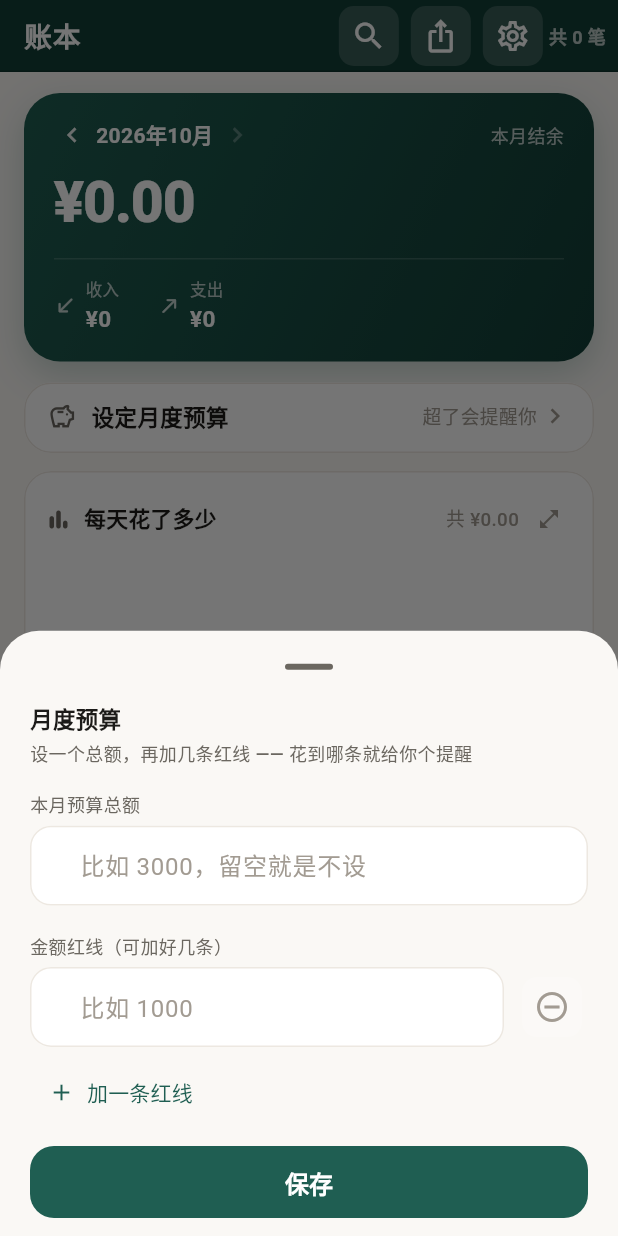
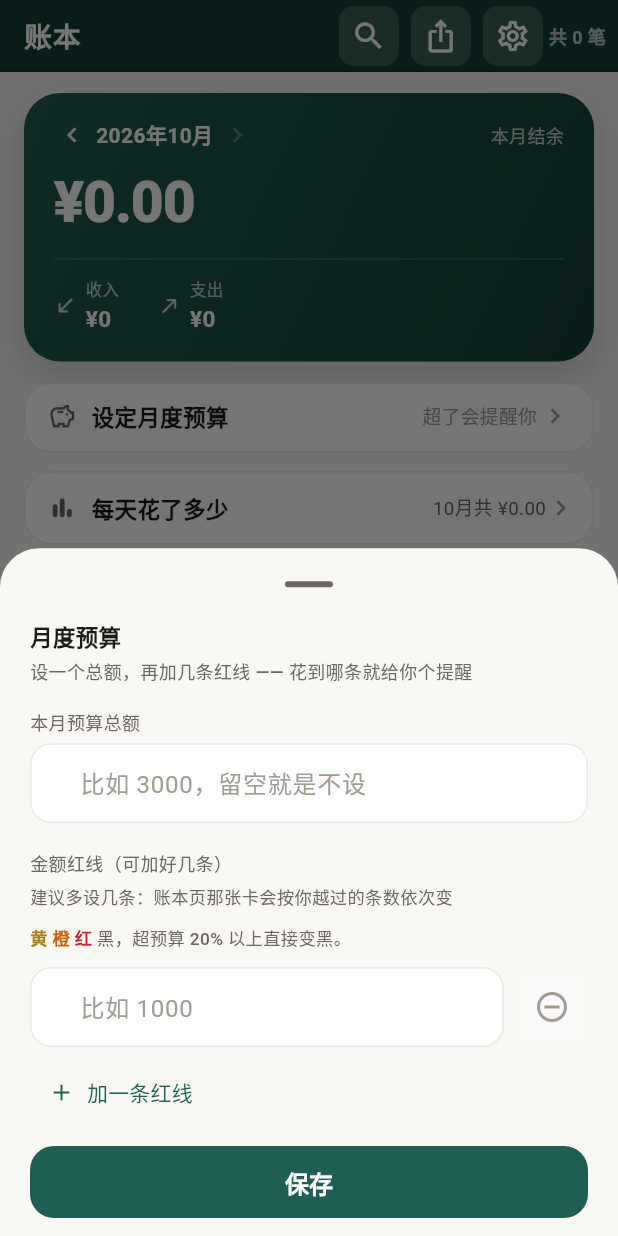
Before and after one commit to kkzz91/RiBei, a Flutter app: the LedgerScreen screen opened directly, after a tap on the "chevron left" icon, after a tap on the "chevron right" icon, after a tap on "设定月度预算", on a phone screen of 412 x 824 dp. Run offline on Flutter 3.47's test engine with Material 3 defaults, Android fonts, the phone set to English and light mode, and no system bars; our stand-ins replace fl_chart, flutter_local_notifications, share_plus, shared_preferences, sqflite, timezone; missing offline and left inert: lunar; accounts and stored records are empty.

Commit message:
v1.6.19：账本页每日图恢复成一行入口、黑档改 120%、预算设置里加一句提示
用户 3 条：

1. 账本页（主页）那个「每天花了多少」上一版被我放大成一张图了 —— 用户：
   "不用改呀，你改那么大干什么，只要在流水加一个这个就够了"。
   ⇒ **恢复成 v1.6.17 的一行入口**（`_DailyChartEntry`，点进去看大图）；
   统计页那张内联图保留（那是明确要"可以直接查看"的）。

2. 黑档门槛：`BudgetStatus.blackOverRatio` 1.10 → **1.20**（超预算 20% 以上才变黑）。
   5 条档位单测跟着改了边界值（正好 120% 还不算黑，要"超过"）。

3. 预算设置弹层里加了一行小字提醒（用户："提醒一下大家多设几条更好，是几条会有颜色变化，
   有一行小字提醒一下，这样这个功能起码给大家用起来，不要忘记"）：
   "建议多设几条：账本页那张卡会按你越过的条数依次变 **黄 橙 红 黑**，超预算 20% 以上直接变黑。"
   "黄橙红"三个字直接用各自的颜色写出来，看提示就能看懂。

预览工具加了「预算设置弹层」一张，黑档用例按 120% 重算（215/175=123%）。
**131 个测试全过、analyze 零告警**；APK 已出包核对（versionCode 38、签名不变）并归档。

```diff
--- a/lib/models/budget.dart
+++ b/lib/models/budget.dart
@@ -92,12 +92,11 @@ class BudgetStatus {
     return spent > max ? spent : max;
   }
 
-  /// **超出预算多少算"黑档"**：超支超过一成。
+  /// **超出预算多少算"黑档"**：超支超过两成（120%）。
   ///
-  /// 用户 v1.6.18："黑色触发...一般人设的那个目标金额本身就是最后一条红线了，
-  /// 所以不用强制用户去设一条超过预算的红线" —— 所以黑档不再要求"有红线设在总额之外"，
-  /// 改成**看超出预算的比例**。
-  static const blackOverRatio = 1.10;
+  /// 用户 v1.6.18："不用强制用户去设一条超过预算的红线" —— 黑档改成看比例；
+  /// v1.6.19 又把门槛从 110% 调成 **120%**（"超过百分之 20 再变黑比较好"）。
+  static const blackOverRatio = 1.20;
 
   /// 有没有把预算**超出一成以上**（黑档的触发条件）
   bool get farOverBudget =>
--- a/lib/screens/ledger_screen.dart
+++ b/lib/screens/ledger_screen.dart
@@ -7,7 +7,6 @@ import '../theme/app_theme.dart';
 import '../utils/haptics.dart';
 import '../widgets/app_toast.dart';
 import '../widgets/budget_card.dart';
-import '../widgets/daily_spend_chart.dart';
 import '../widgets/empty_state.dart';
 import '../widgets/pay_tag.dart';
 import '../widgets/pressable.dart';
@@ -159,12 +158,12 @@ class _LedgerScreenState extends State<LedgerScreen> {
           // 本月预算（总额 + 用户自己设的那几条金额红线）
           BudgetCard(monthExpense: ledger.expenseOf(_month)),
           const SizedBox(height: 12),
-          // 「每天花了多少」：**内联就能看**（用户 v1.6.18：不用点开），
-          // 右上角那个小按钮才通向大图（可滑动看某天、下面还有按天表格）
-          DailySpendChart(
+          // 账本页这里**只留一行入口**（用户 v1.6.19："主页那个不用改、不用搞那么大"）。
+          // 想直接看每日图的去「统计」页，那里有一张内联的。
+          _DailyChartEntry(
             month: _month,
-            records: ledger.records,
-            onExpand: () => Navigator.of(context).push(
+            total: ledger.expenseOf(_month),
+            onTap: () => Navigator.of(context).push(
               MaterialPageRoute<void>(
                 builder: (_) => DailyChartScreen(
                   month: _month,
@@ -388,6 +387,61 @@ class _MiniStat extends StatelessWidget {
 
 // ---------------------------------------------------------------- 流水
 
+/// 账本页上通往「每天花了多少」大图的那一行。
+///
+/// 用户 v1.6.19："主页那个不用改、不用搞那么大" —— 所以账本页就保留这一行，
+/// **不要再把它换成大图**；想直接看图的在「统计」页（那里有一张内联的）。
+class _DailyChartEntry extends StatelessWidget {
+  const _DailyChartEntry({
+    required this.month,
+    required this.total,
+    required this.onTap,
+  });
+
+  final DateTime month;
+  final double total;
+  final VoidCallback onTap;
+
+  @override
+  Widget build(BuildContext context) {
+    final p = context.palette;
+    return Material(
+      color: p.card,
+      clipBehavior: Clip.antiAlias,
+      shape: RoundedRectangleBorder(
+        borderRadius: BorderRadius.circular(18),
+        side: BorderSide(color: p.line),
+      ),
+      child: InkWell(
+        onTap: onTap,
+        child: Padding(
+          padding: const EdgeInsets.fromLTRB(16, 14, 12, 14),
+          child: Row(
+            children: [
+              Icon(Icons.bar_chart_rounded, size: 19, color: p.inkSoft),
+              const SizedBox(width: 10),
+              Text(
+                '每天花了多少',
+                style: TextStyle(
+                  fontSize: 15,
+                  fontWeight: FontWeight.w600,
+                  color: p.ink,
+                ),
+              ),
+              const Spacer(),
+              Text(
+                '${month.month}月共 ${formatMoney(total)}',
+                style: TextStyle(fontSize: 12.5, color: p.inkSoft),
+              ),
+              Icon(Icons.chevron_right, size: 20, color: p.inkFaint),
+            ],
+          ),
+        ),
+      ),
+    );
+  }
+}
+
 class _DayGroup extends StatelessWidget {
   const _DayGroup({
     required this.day,
--- a/lib/widgets/budget_card.dart
+++ b/lib/widgets/budget_card.dart
@@ -416,6 +416,54 @@ class _BudgetSheetState extends State<_BudgetSheet> {
             _AmountField(controller: _total, hint: '比如 3000，留空就是不设'),
             const SizedBox(height: 18),
             const _FieldLabel('金额红线（可加好几条）'),
+            // 用户 v1.6.19："在设置额度那里提醒一下大家多设几条更好，是几条会有颜色变化，
+            // 有一行小字提醒一下" —— 不然这个功能很容易被忽略掉。
+            Padding(
+              padding: const EdgeInsets.only(bottom: 10),
+              child: Text(
+                '建议多设几条：账本页那张卡会按你越过的条数依次变',
+                style: AppText.label(context).copyWith(
+                  fontSize: 11.5,
+                  height: 1.45,
+                ),
+              ),
+            ),
+            Row(
+              children: [
+                Text(
+                  '黄 ',
+                  style: TextStyle(
+                    fontSize: 11.5,
+                    fontWeight: FontWeight.w700,
+                    color: const Color(0xFFA8801A),
+                  ),
+                ),
+                Text(
+                  '橙 ',
+                  style: TextStyle(
+                    fontSize: 11.5,
+                    fontWeight: FontWeight.w700,
+                    color: const Color(0xFFC4620F),
+                  ),
+                ),
+                Text(
+                  '红 ',
+                  style: TextStyle(
+                    fontSize: 11.5,
+                    fontWeight: FontWeight.w700,
+                    color: const Color(0xFFC62828),
+                  ),
+                ),
+                Text(
+                  '黑，超预算 20% 以上直接变黑。',
+                  style: AppText.label(context).copyWith(
+                    fontSize: 11.5,
+                    height: 1.45,
+                  ),
+                ),
+              ],
+            ),
+            const SizedBox(height: 10),
             // 可能不止一屏，所以这块自己滚
             Flexible(
               child: ListView.separated(
--- a/pubspec.yaml
+++ b/pubspec.yaml
@@ -16,7 +16,7 @@ publish_to: 'none' # Remove this line if you wish to publish to pub.dev
 # https://developer.apple.com/library/archive/documentation/General/Reference/InfoPlistKeyReference/Articles/CoreFoundationKeys.html
 # In Windows, build-name is used as the major, minor, and patch parts
 # of the product and file versions while build-number is used as the build suffix.
-version: 1.6.18+37
+version: 1.6.19+38
 
 environment:
   sdk: ^3.13.3
--- a/tools/preview_screens.dart
+++ b/tools/preview_screens.dart
@@ -360,8 +360,8 @@ void main() {
     'ledger_orange': BudgetPlan(total: 3000, tiers: <double>[100, 200]),
     // 红：超预算但没超过一成
     'ledger_red': BudgetPlan(total: 200, tiers: <double>[100, 200]),
-    // 黑：超预算一成以上（215 / 190 = 113%）
-    'ledger_black': BudgetPlan(total: 190, tiers: <double>[100]),
+    // 黑：超预算两成以上（215 / 175 = 123%）
+    'ledger_black': BudgetPlan(total: 175, tiers: <double>[100]),
   };
   for (final entry in budgetCases.entries) {
     testWidgets('账本（预算档位 ${entry.key}）', (tester) async {
@@ -390,6 +390,41 @@ void main() {
       );
     });
   }
+
+  testWidgets('预算设置弹层', (tester) async {
+    // ignore: invalid_use_of_visible_for_testing_member
+    SharedPreferences.setMockInitialValues(<String, Object>{});
+    final now = DateTime.now();
+    final settings = SettingsProvider();
+    await settings.load();
+    await settings.setBudget(
+      const BudgetPlan(total: 3000, tiers: <double>[1000, 2000]),
+    );
+    await tester.binding.setSurfaceSize(const Size(390, 844));
+    await tester.pumpWidget(
+      MultiProvider(
+        providers: [
+          ChangeNotifierProvider<LedgerProvider>.value(
+            value: await _ledger(now),
+          ),
+          ChangeNotifierProvider<SettingsProvider>.value(value: settings),
+        ],
+        child: MaterialApp(
+          debugShowCheckedModeBanner: false,
+          theme: AppTheme.light(),
+          home: const LedgerScreen(),
+        ),
+      ),
+    );
+    await tester.pumpAndSettle();
+    await tester.tap(find.text('本月预算'));
+    await tester.pumpAndSettle();
+    await expectLater(
+      find.byType(MaterialApp),
+      matchesGoldenFile('preview_out/budget_sheet.png'),
+    );
+    await tester.pumpWidget(const SizedBox.shrink());
+  });
 
   testWidgets('统计', (tester) async {
     final now = DateTime.now();
```
Also changed, not shown: 1 other file.
